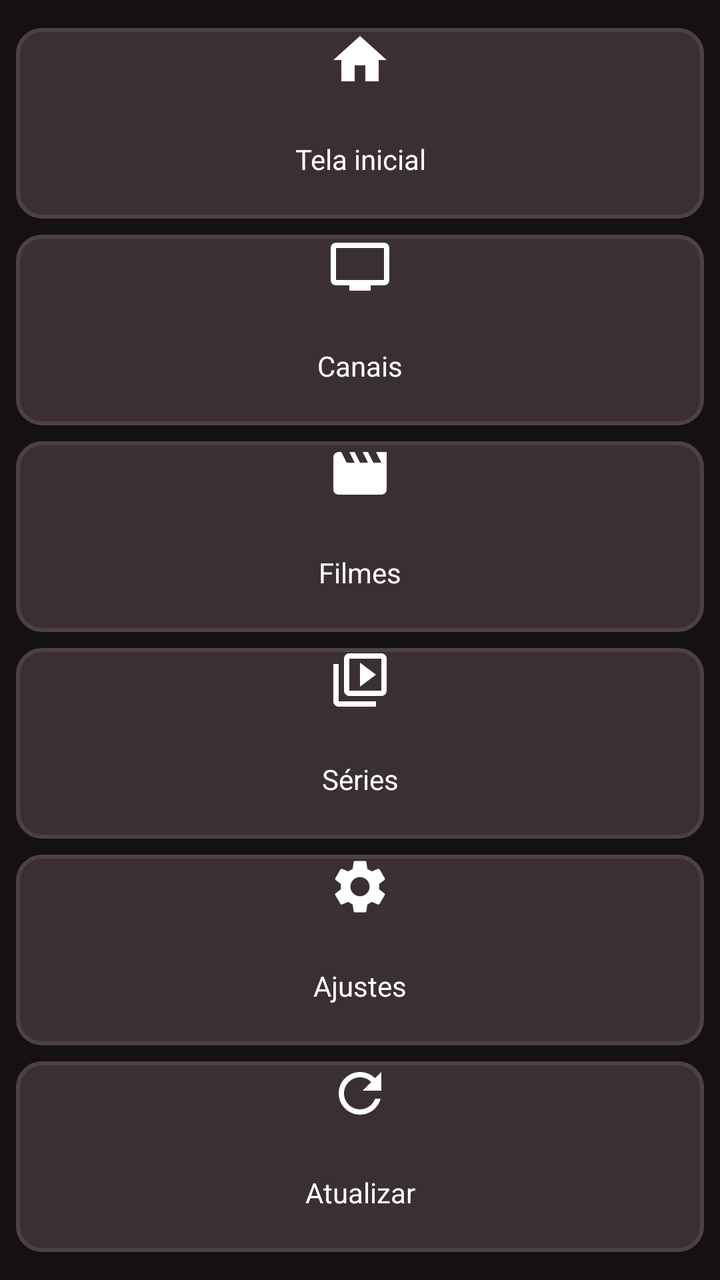
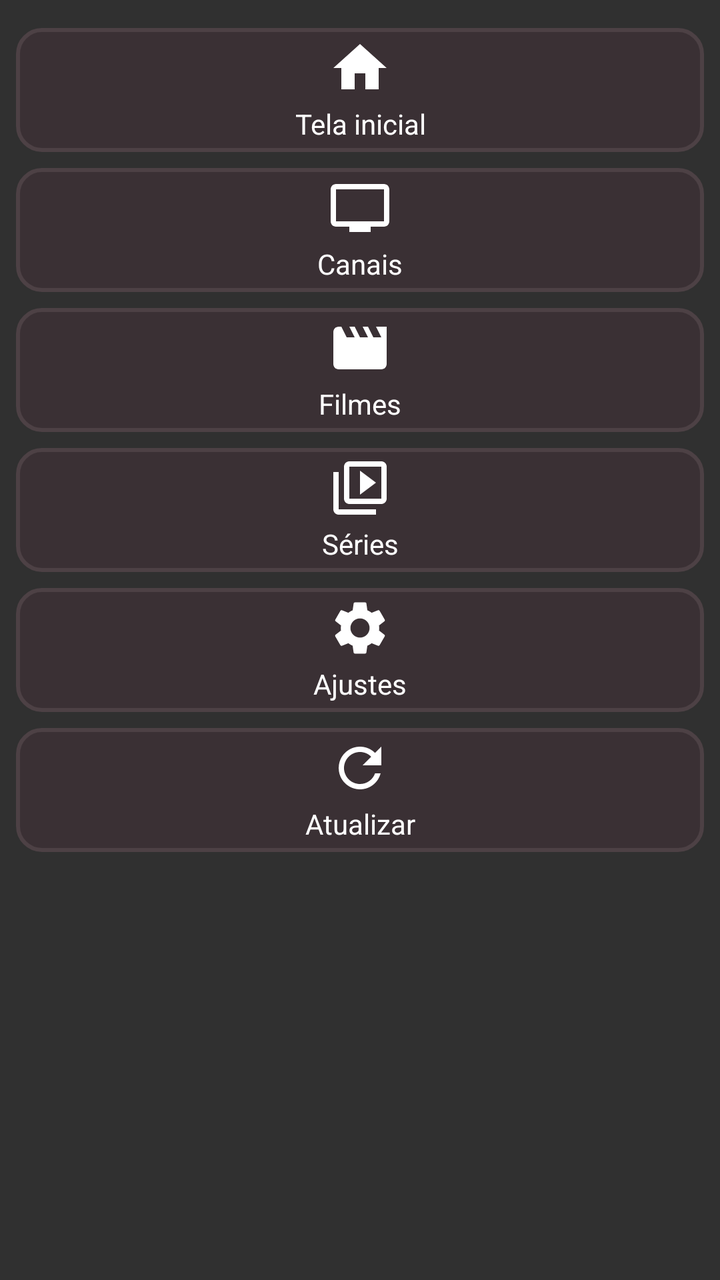

Compare the two renders of this Android layout. The source of the first and the diff that turns it into the second are given below.
<!-- AndroidManifest.xml: application theme android:Theme.Material.NoActionBar -->
<!-- res/layout/layout_nav.xml -->
<?xml version="1.0" encoding="utf-8"?>
<LinearLayout xmlns:android="http://schemas.android.com/apk/res/android"
    android:id="@+id/group_nav"
    android:layout_width="110dp"
    android:layout_height="match_parent"
    android:background="#151113"
    android:orientation="vertical"
    android:paddingTop="10dp"
    android:paddingBottom="10dp">

    <TextView
        android:id="@+id/nav_home"
        android:layout_width="match_parent"
        android:layout_height="0dp"
        android:layout_marginLeft="8dp"
        android:layout_marginTop="4dp"
        android:layout_marginRight="8dp"
        android:layout_marginBottom="4dp"
        android:layout_weight="1"
        android:background="@drawable/bg_button"
        android:clickable="true"
        android:contentDescription="Tela inicial"
        android:drawableTop="@drawable/ic_nav_home"
        android:drawablePadding="4dp"
        android:ellipsize="end"
        android:focusable="true"
        android:gravity="center"
        android:nextFocusDown="@+id/nav_live"
        android:paddingLeft="4dp"
        android:paddingRight="4dp"
        android:singleLine="true"
        android:text="Tela inicial"
        android:textColor="#FFFFFF"
        android:textSize="14sp" />

    <TextView
        android:id="@+id/nav_live"
        android:layout_width="match_parent"
        android:layout_height="0dp"
        android:layout_marginLeft="8dp"
        android:layout_marginTop="4dp"
        android:layout_marginRight="8dp"
        android:layout_marginBottom="4dp"
        android:layout_weight="1"
        android:background="@drawable/bg_button"
        android:clickable="true"
        android:contentDescription="Canais"
        android:drawableTop="@drawable/ic_nav_live"
        android:drawablePadding="4dp"
        android:ellipsize="end"
        android:focusable="true"
        android:gravity="center"
        android:nextFocusDown="@+id/nav_movie"
        android:nextFocusUp="@+id/nav_home"
        android:paddingLeft="4dp"
        android:paddingRight="4dp"
        android:singleLine="true"
        android:text="Canais"
        android:textColor="#FFFFFF"
        android:textSize="14sp" />

    <TextView
        android:id="@+id/nav_movie"
        android:layout_width="match_parent"
        android:layout_height="0dp"
        android:layout_marginLeft="8dp"
        android:layout_marginTop="4dp"
        android:layout_marginRight="8dp"
        android:layout_marginBottom="4dp"
        android:layout_weight="1"
        android:background="@drawable/bg_button"
        android:clickable="true"
        android:contentDescription="Filmes"
        android:drawableTop="@drawable/ic_nav_movie"
        android:drawablePadding="4dp"
        android:ellipsize="end"
        android:focusable="true"
        android:gravity="center"
        android:nextFocusDown="@+id/nav_series"
        android:nextFocusUp="@+id/nav_live"
        android:paddingLeft="4dp"
        android:paddingRight="4dp"
        android:singleLine="true"
        android:text="Filmes"
        android:textColor="#FFFFFF"
        android:textSize="14sp" />

    <TextView
        android:id="@+id/nav_series"
        android:layout_width="match_parent"
        android:layout_height="0dp"
        android:layout_marginLeft="8dp"
        android:layout_marginTop="4dp"
        android:layout_marginRight="8dp"
        android:layout_marginBottom="4dp"
        android:layout_weight="1"
        android:background="@drawable/bg_button"
        android:clickable="true"
        android:contentDescription="Séries"
        android:drawableTop="@drawable/ic_nav_series"
        android:drawablePadding="4dp"
        android:ellipsize="end"
        android:focusable="true"
        android:gravity="center"
        android:nextFocusDown="@+id/nav_settings"
        android:nextFocusUp="@+id/nav_movie"
        android:paddingLeft="4dp"
        android:paddingRight="4dp"
        android:singleLine="true"
        android:text="Séries"
        android:textColor="#FFFFFF"
        android:textSize="14sp" />

    <TextView
        android:id="@+id/nav_settings"
        android:layout_width="match_parent"
        android:layout_height="0dp"
        android:layout_marginLeft="8dp"
        android:layout_marginTop="4dp"
        android:layout_marginRight="8dp"
        android:layout_marginBottom="4dp"
        android:layout_weight="1"
        android:background="@drawable/bg_button"
        android:clickable="true"
        android:contentDescription="Ajustes"
        android:drawableTop="@drawable/ic_nav_settings"
        android:drawablePadding="4dp"
        android:ellipsize="end"
        android:focusable="true"
        android:gravity="center"
        android:nextFocusDown="@+id/nav_refresh"
        android:nextFocusUp="@+id/nav_series"
        android:paddingLeft="4dp"
        android:paddingRight="4dp"
        android:singleLine="true"
        android:text="Ajustes"
        android:textColor="#FFFFFF"
        android:textSize="14sp" />

    <TextView
        android:id="@+id/nav_refresh"
        android:layout_width="match_parent"
        android:layout_height="0dp"
        android:layout_marginLeft="8dp"
        android:layout_marginTop="4dp"
        android:layout_marginRight="8dp"
        android:layout_marginBottom="4dp"
        android:layout_weight="1"
        android:background="@drawable/bg_button"
        android:clickable="true"
        android:contentDescription="Atualizar lista"
        android:drawableTop="@drawable/ic_nav_refresh"
        android:drawablePadding="4dp"
        android:ellipsize="end"
        android:focusable="true"
        android:gravity="center"
        android:nextFocusUp="@+id/nav_settings"
        android:paddingLeft="4dp"
        android:paddingRight="4dp"
        android:singleLine="true"
        android:text="Atualizar"
        android:textColor="#FFFFFF"
        android:textSize="14sp" />
</LinearLayout>
<!-- resources referenced by this layout -->
<resources>
  <!-- drawable bg_button (drawable) -->
  <?xml version="1.0" encoding="utf-8"?>
  <selector xmlns:android="http://schemas.android.com/apk/res/android">
  
      <item android:state_focused="true">
          <shape android:shape="rectangle">
              <solid android:color="#E50914" />
              <stroke
                  android:width="4dp"
                  android:color="#FFFFFF" />
              <corners android:radius="12dp" />
          </shape>
      </item>
  
      <item android:state_pressed="true">
          <shape android:shape="rectangle">
              <solid android:color="#B20710" />
              <stroke
                  android:width="4dp"
                  android:color="#FFFFFF" />
              <corners android:radius="12dp" />
          </shape>
      </item>
  
      <item>
          <shape android:shape="rectangle">
              <solid android:color="#3A3034" />
              <stroke
                  android:width="2dp"
                  android:color="#4D4145" />
              <corners android:radius="12dp" />
          </shape>
      </item>
  
  </selector>
  <!-- drawable ic_nav_home (drawable) -->
  <?xml version="1.0" encoding="utf-8"?>
  <vector xmlns:android="http://schemas.android.com/apk/res/android"
      android:width="32dp"
      android:height="32dp"
      android:viewportWidth="24"
      android:viewportHeight="24">
      <path
          android:fillColor="#FFFFFF"
          android:pathData="M10,20v-6h4v6h5v-8h3L12,3 2,12h3v8z" />
  </vector>
  <!-- drawable ic_nav_live (drawable) -->
  <?xml version="1.0" encoding="utf-8"?>
  <vector xmlns:android="http://schemas.android.com/apk/res/android"
      android:width="32dp"
      android:height="32dp"
      android:viewportWidth="24"
      android:viewportHeight="24">
      <path
          android:fillColor="#FFFFFF"
          android:pathData="M21,3L3,3c-1.1,0 -2,0.9 -2,2v12c0,1.1 0.9,2 2,2h5v2h8v-2h5c1.1,0 1.99,-0.9 1.99,-2L23,5c0,-1.1 -0.9,-2 -2,-2zM21,17L3,17L3,5h18v12z" />
  </vector>
  <!-- drawable ic_nav_movie (drawable) -->
  <?xml version="1.0" encoding="utf-8"?>
  <vector xmlns:android="http://schemas.android.com/apk/res/android"
      android:width="32dp"
      android:height="32dp"
      android:viewportWidth="24"
      android:viewportHeight="24">
      <path
          android:fillColor="#FFFFFF"
          android:pathData="M18,4l2,4h-3l-2,-4h-2l2,4h-3l-2,-4H8l2,4H7L5,4H4c-1.1,0 -1.99,0.9 -1.99,2L2,18c0,1.1 0.9,2 2,2h16c1.1,0 2,-0.9 2,-2V4h-4z" />
  </vector>
  <!-- drawable ic_nav_refresh (drawable) -->
  <?xml version="1.0" encoding="utf-8"?>
  <vector xmlns:android="http://schemas.android.com/apk/res/android"
      android:width="32dp"
      android:height="32dp"
      android:viewportWidth="24"
      android:viewportHeight="24">
      <path
          android:fillColor="#FFFFFF"
          android:pathData="M17.65,6.35C16.2,4.9 14.21,4 12,4c-4.42,0 -7.99,3.58 -7.99,8s3.57,8 7.99,8c3.73,0 6.84,-2.55 7.73,-6h-2.08c-0.82,2.33 -3.04,4 -5.65,4 -3.31,0 -6,-2.69 -6,-6s2.69,-6 6,-6c1.66,0 3.14,0.69 4.22,1.78L13,11h7V4l-2.35,2.35z" />
  </vector>
  <!-- drawable ic_nav_series (drawable) -->
  <?xml version="1.0" encoding="utf-8"?>
  <vector xmlns:android="http://schemas.android.com/apk/res/android"
      android:width="32dp"
      android:height="32dp"
      android:viewportWidth="24"
      android:viewportHeight="24">
      <path
          android:fillColor="#FFFFFF"
          android:pathData="M4,6H2v14c0,1.1 0.9,2 2,2h14v-2H4V6zM20,2H8c-1.1,0 -2,0.9 -2,2v12c0,1.1 0.9,2 2,2h12c1.1,0 2,-0.9 2,-2V4c0,-1.1 -0.9,-2 -2,-2zM20,16H8V4h12v12zM12,5.5v9l6,-4.5z" />
  </vector>
  <!-- unchanged entries left out for length: 1 -->
</resources>

<!-- the commit's change to res/layout/layout_nav.xml (unified diff, before → after) -->
@@ -3,7 +3,7 @@
     android:id="@+id/group_nav"
     android:layout_width="110dp"
     android:layout_height="match_parent"
-    android:background="#151113"
+    android:background="@android:color/transparent"
     android:orientation="vertical"
     android:paddingTop="10dp"
     android:paddingBottom="10dp">
@@ -11,23 +11,24 @@
     <TextView
         android:id="@+id/nav_home"
         android:layout_width="match_parent"
-        android:layout_height="0dp"
+        android:layout_height="62dp"
         android:layout_marginLeft="8dp"
         android:layout_marginTop="4dp"
         android:layout_marginRight="8dp"
         android:layout_marginBottom="4dp"
-        android:layout_weight="1"
         android:background="@drawable/bg_button"
         android:clickable="true"
         android:contentDescription="Tela inicial"
         android:drawableTop="@drawable/ic_nav_home"
-        android:drawablePadding="4dp"
+        android:drawablePadding="2dp"
         android:ellipsize="end"
         android:focusable="true"
         android:gravity="center"
         android:nextFocusDown="@+id/nav_live"
         android:paddingLeft="4dp"
+        android:paddingTop="4dp"
         android:paddingRight="4dp"
+        android:paddingBottom="4dp"
         android:singleLine="true"
         android:text="Tela inicial"
         android:textColor="#FFFFFF"
@@ -36,24 +37,25 @@
     <TextView
         android:id="@+id/nav_live"
         android:layout_width="match_parent"
-        android:layout_height="0dp"
+        android:layout_height="62dp"
         android:layout_marginLeft="8dp"
         android:layout_marginTop="4dp"
         android:layout_marginRight="8dp"
         android:layout_marginBottom="4dp"
-        android:layout_weight="1"
         android:background="@drawable/bg_button"
         android:clickable="true"
         android:contentDescription="Canais"
         android:drawableTop="@drawable/ic_nav_live"
-        android:drawablePadding="4dp"
+        android:drawablePadding="2dp"
         android:ellipsize="end"
         android:focusable="true"
         android:gravity="center"
         android:nextFocusDown="@+id/nav_movie"
         android:nextFocusUp="@+id/nav_home"
         android:paddingLeft="4dp"
+        android:paddingTop="4dp"
         android:paddingRight="4dp"
+        android:paddingBottom="4dp"
         android:singleLine="true"
         android:text="Canais"
         android:textColor="#FFFFFF"
@@ -62,24 +64,25 @@
     <TextView
         android:id="@+id/nav_movie"
         android:layout_width="match_parent"
-        android:layout_height="0dp"
+        android:layout_height="62dp"
         android:layout_marginLeft="8dp"
         android:layout_marginTop="4dp"
         android:layout_marginRight="8dp"
         android:layout_marginBottom="4dp"
-        android:layout_weight="1"
         android:background="@drawable/bg_button"
         android:clickable="true"
         android:contentDescription="Filmes"
         android:drawableTop="@drawable/ic_nav_movie"
-        android:drawablePadding="4dp"
+        android:drawablePadding="2dp"
         android:ellipsize="end"
         android:focusable="true"
         android:gravity="center"
         android:nextFocusDown="@+id/nav_series"
         android:nextFocusUp="@+id/nav_live"
         android:paddingLeft="4dp"
+        android:paddingTop="4dp"
         android:paddingRight="4dp"
+        android:paddingBottom="4dp"
         android:singleLine="true"
         android:text="Filmes"
         android:textColor="#FFFFFF"
@@ -88,24 +91,25 @@
     <TextView
         android:id="@+id/nav_series"
         android:layout_width="match_parent"
-        android:layout_height="0dp"
+        android:layout_height="62dp"
         android:layout_marginLeft="8dp"
         android:layout_marginTop="4dp"
         android:layout_marginRight="8dp"
         android:layout_marginBottom="4dp"
-        android:layout_weight="1"
         android:background="@drawable/bg_button"
         android:clickable="true"
         android:contentDescription="Séries"
         android:drawableTop="@drawable/ic_nav_series"
-        android:drawablePadding="4dp"
+        android:drawablePadding="2dp"
         android:ellipsize="end"
         android:focusable="true"
         android:gravity="center"
         android:nextFocusDown="@+id/nav_settings"
         android:nextFocusUp="@+id/nav_movie"
         android:paddingLeft="4dp"
+        android:paddingTop="4dp"
         android:paddingRight="4dp"
+        android:paddingBottom="4dp"
         android:singleLine="true"
         android:text="Séries"
         android:textColor="#FFFFFF"
@@ -114,24 +118,25 @@
     <TextView
         android:id="@+id/nav_settings"
         android:layout_width="match_parent"
-        android:layout_height="0dp"
+        android:layout_height="62dp"
         android:layout_marginLeft="8dp"
         android:layout_marginTop="4dp"
         android:layout_marginRight="8dp"
         android:layout_marginBottom="4dp"
-        android:layout_weight="1"
         android:background="@drawable/bg_button"
         android:clickable="true"
         android:contentDescription="Ajustes"
         android:drawableTop="@drawable/ic_nav_settings"
-        android:drawablePadding="4dp"
+        android:drawablePadding="2dp"
         android:ellipsize="end"
         android:focusable="true"
         android:gravity="center"
         android:nextFocusDown="@+id/nav_refresh"
         android:nextFocusUp="@+id/nav_series"
         android:paddingLeft="4dp"
+        android:paddingTop="4dp"
         android:paddingRight="4dp"
+        android:paddingBottom="4dp"
         android:singleLine="true"
         android:text="Ajustes"
         android:textColor="#FFFFFF"
@@ -140,23 +145,24 @@
     <TextView
         android:id="@+id/nav_refresh"
         android:layout_width="match_parent"
-        android:layout_height="0dp"
+        android:layout_height="62dp"
         android:layout_marginLeft="8dp"
         android:layout_marginTop="4dp"
         android:layout_marginRight="8dp"
         android:layout_marginBottom="4dp"
-        android:layout_weight="1"
         android:background="@drawable/bg_button"
         android:clickable="true"
         android:contentDescription="Atualizar lista"
         android:drawableTop="@drawable/ic_nav_refresh"
-        android:drawablePadding="4dp"
+        android:drawablePadding="2dp"
         android:ellipsize="end"
         android:focusable="true"
         android:gravity="center"
         android:nextFocusUp="@+id/nav_settings"
         android:paddingLeft="4dp"
+        android:paddingTop="4dp"
         android:paddingRight="4dp"
+        android:paddingBottom="4dp"
         android:singleLine="true"
         android:text="Atualizar"
         android:textColor="#FFFFFF"
